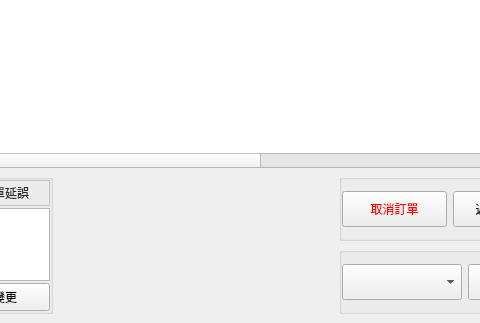
Qt form src/AdbClient/StageOrder/LayerGetOrder1.ui (roger0816/Adb) before a commit; both pictures show x 205 to 685 and y 198 to 521 of the 784 by 521 pixel window.
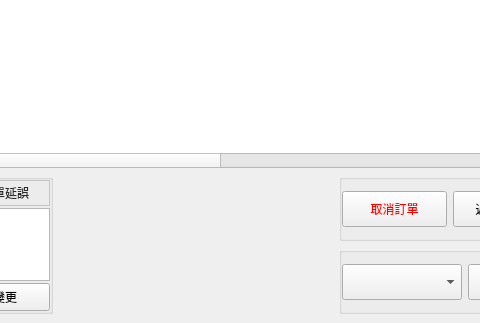
The same form after that commit. Custom widgets are drawn as their Qt base class.

Patch:
```diff
--- a/src/AdbClient/StageOrder/LayerGetOrder1.ui
+++ b/src/AdbClient/StageOrder/LayerGetOrder1.ui
@@ -189,7 +189,12 @@
            </column>
            <column>
             <property name="text">
-             <string>備註</string>
+             <string>下單備註</string>
+            </property>
+           </column>
+           <column>
+            <property name="text">
+             <string>接單備註</string>
             </property>
            </column>
           </widget>
```
